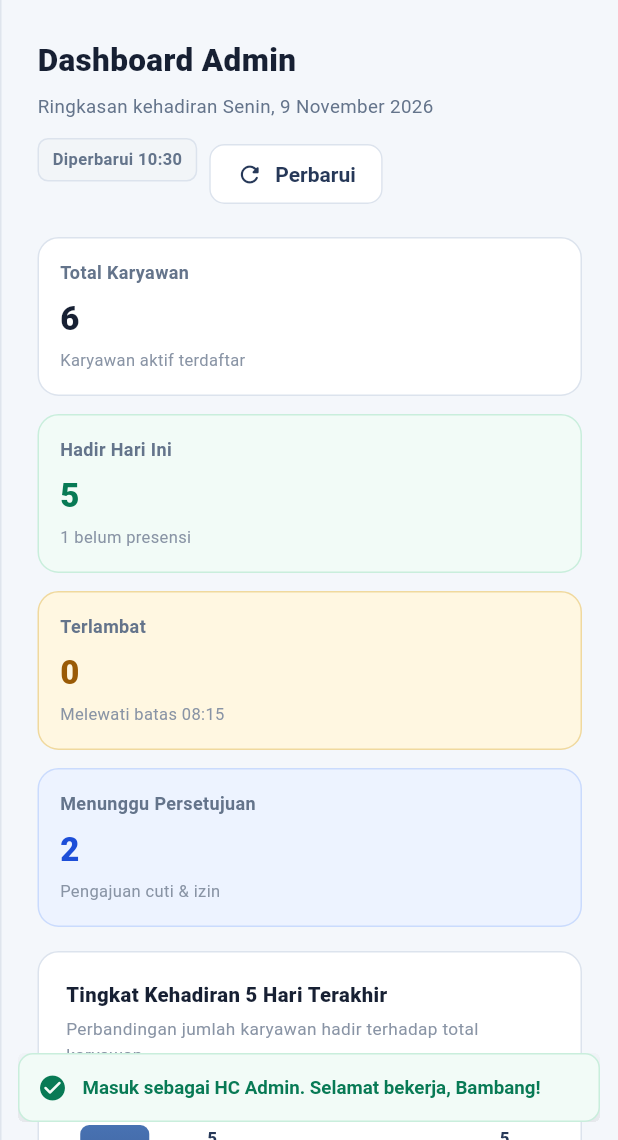
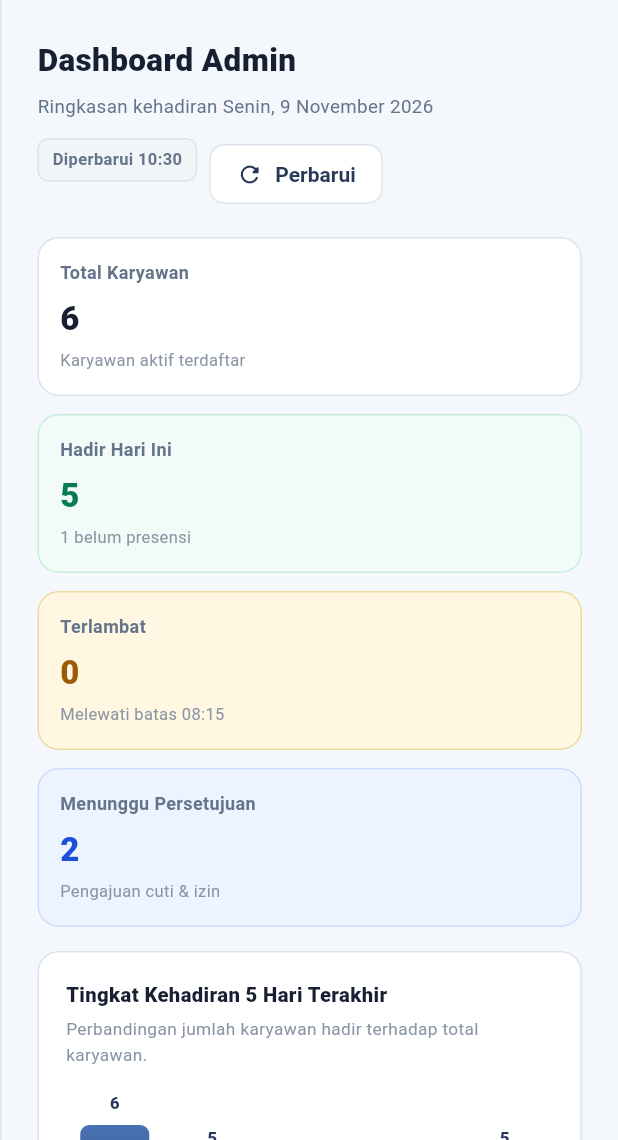
Before and after one commit to ans-ragil/aplikasi_tipsen, a Flutter app: the AdminShell screen opened directly, on a phone screen of 412 x 824 dp, the part 96-1236 px from its top. Run offline on Flutter 3.47's test engine with Material 3 defaults, Android fonts, the phone set to English and light mode, and no system bars; our stand-ins replace camera, file_picker, firebase_auth, firebase_core, google_fonts, shared_preferences and 1 more; missing offline and left inert: dart:js_interop; accounts and stored records are empty; statements that could not run were skipped.

Commit message:
Tambah keterangan login berhasil saat masuk beranda (karyawan & HC)
Toast 'Login berhasil. Selamat datang…' kini hanya muncul tepat sekali setelah masuk/daftar sukses lewat penanda loginBaru di AppState, tidak muncul lagi saat sesi dipulihkan dari refresh. Profil hasil daftar dilindungi dari race authStateChanges lewat _profilTunda.

```diff
--- a/lib/screens/admin/admin_shell.dart
+++ b/lib/screens/admin/admin_shell.dart
@@ -41,8 +41,12 @@ class _AdminShellState extends State<AdminShell> {
     super.initState();
     WidgetsBinding.instance.addPostFrameCallback((_) {
       if (!mounted) return;
-      showToast(context, 'Masuk sebagai HC Admin. Selamat bekerja, Bambang!',
-          ToastKind.success);
+      final app = context.read<AppState>();
+      if (app.loginBaru) {
+        app.loginBaru = false; // Tampil sekali per sesi login, bukan refresh.
+        showToast(context, 'Login berhasil. Selamat bekerja, Bambang!',
+            ToastKind.success);
+      }
     });
   }
 
```
Also changed, not shown: lib/screens/shell_screen.dart (+7 -3 lines), lib/state/app_state.dart (+19 -2 lines).
